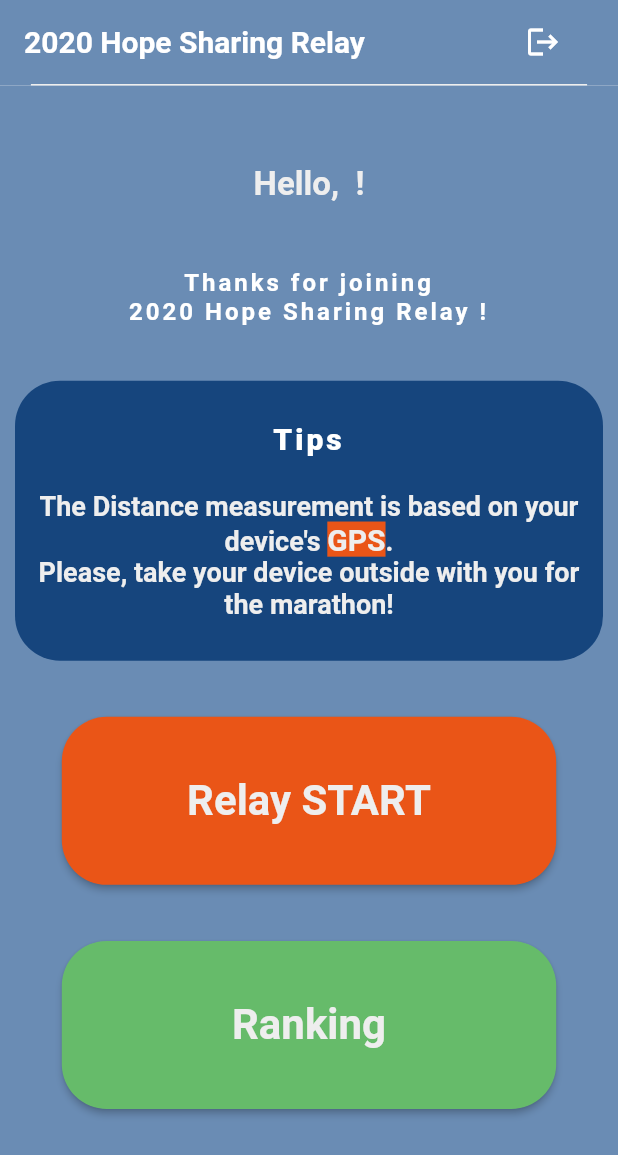
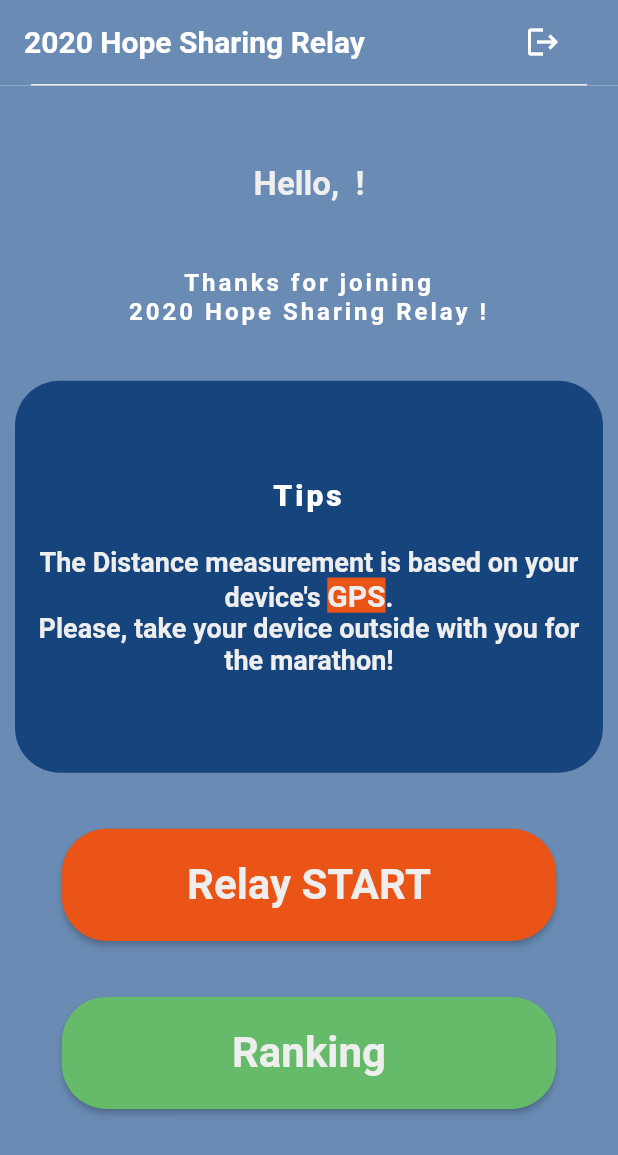
Before and after one commit to seunghwanly/minimarathon, a Flutter app: the RelayStart widget shown alone on an empty page, opened directly with empty values, on a phone screen of 412 x 824 dp. Shown: the top 1155 px of the screen. Run offline on Flutter 3.47's test engine with Material 2 defaults, Android fonts, the phone set to English and light mode, and no system bars; our stand-ins replace firebase_auth, firebase_core, firebase_database, flutter_linkify, pin_code_fields, shared_preferences and 1 more; missing offline and left inert: background_location, http_auth, international_phone_input, libphonenumber, loading_animations; accounts and stored records are empty.

```diff
--- a/minimarathon/lib/component/body/relay/relay_start.dart
+++ b/minimarathon/lib/component/body/relay/relay_start.dart
@@ -161,7 +161,7 @@ class RelayStartState extends State<RelayStart> {
                 ),
               ),
               Expanded(
-                  flex: 5,
+                  flex: 7,
                   child: Container(
                     padding:
                         EdgeInsets.symmetric(vertical: 10.0, horizontal: 10.0),
@@ -206,7 +206,7 @@ class RelayStartState extends State<RelayStart> {
                   )),
               Expanded(flex: 1, child: Container(child: Text(''))),
               Expanded(
-                  flex: 3,
+                  flex: 2,
                   child: Container(
                     // height:  MediaQuery.of(context).size.height * 0.8,
                     //margin: EdgeInsets.symmetric(vertical: 10),
@@ -223,7 +223,7 @@ class RelayStartState extends State<RelayStart> {
                   )),
               Expanded(flex: 1, child: Container(child: Text(''))),
               Expanded(
-                  flex: 3,
+                  flex: 2,
                   child: Container(
                     // height:  MediaQuery.of(context).size.height * 0.8,
                     width: MediaQuery.of(context).size.width * 0.8,
```
Also changed, not shown: minimarathon/lib/component/route_page.dart (+7 -5 lines), minimarathon/lib/main.dart (+12 -11 lines).
